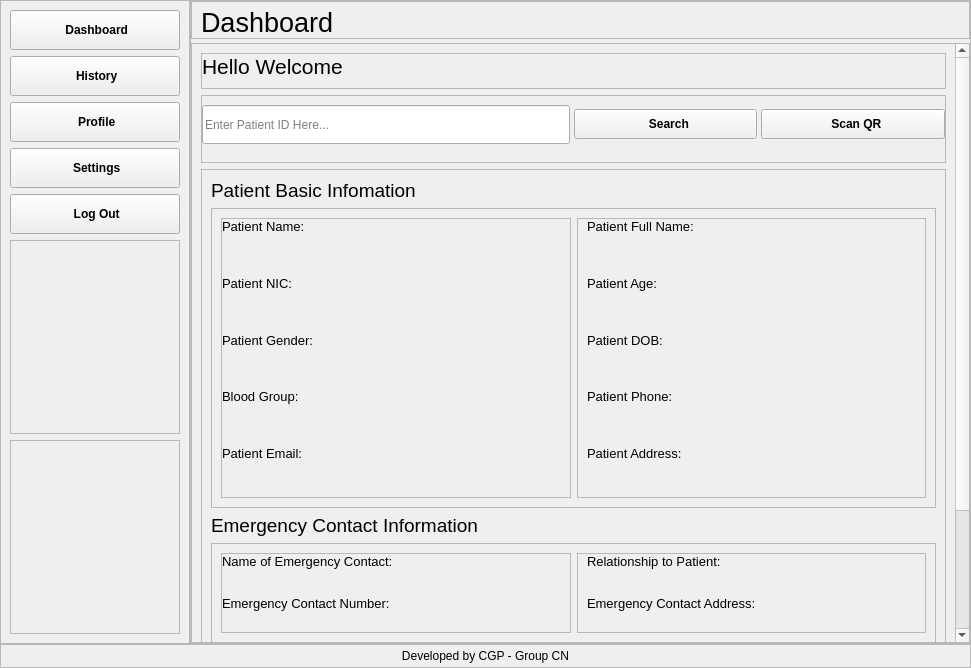
upekshaip/medical-project-app, file config/ux.ui: the form before one commit.
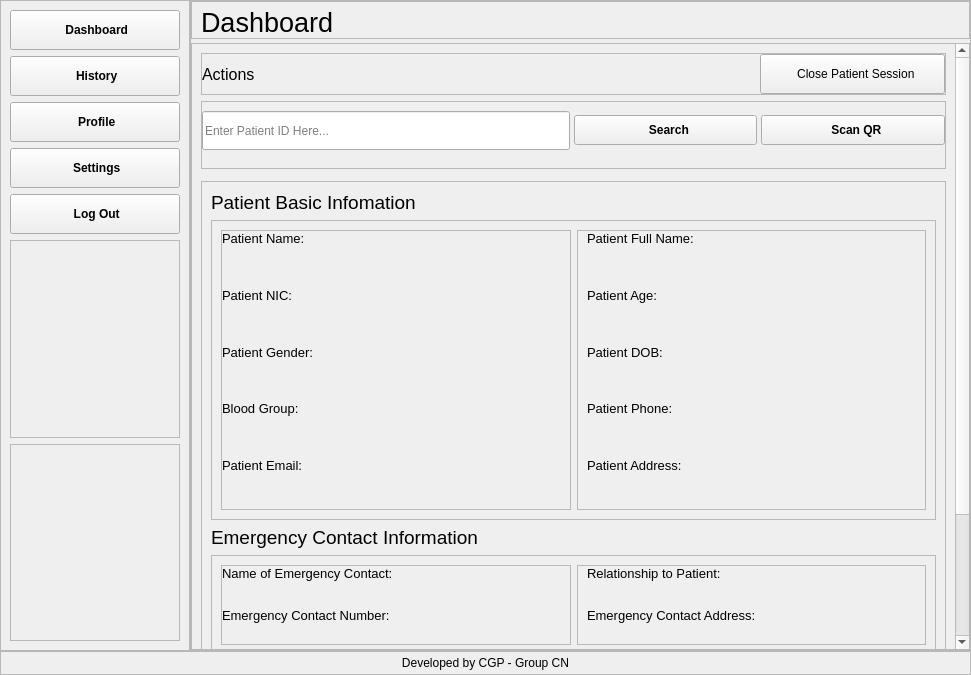
The form after the commit. The open tabs and pages were chosen to show the change. Icons and pictures are not drawn.

Commit message: added the patient data to dashboard

```diff
--- a/config/ux.ui
+++ b/config/ux.ui
@@ -7,7 +7,7 @@
     <x>0</x>
     <y>0</y>
     <width>971</width>
-    <height>665</height>
+    <height>675</height>
    </rect>
   </property>
   <property name="windowTitle">
@@ -733,19 +733,25 @@
                     <x>0</x>
                     <y>0</y>
                     <width>762</width>
-                    <height>765</height>
+                    <height>781</height>
                    </rect>
                   </property>
                   <layout class="QVBoxLayout" name="verticalLayout_5">
                    <item>
                     <widget class="QFrame" name="frame_15">
+                     <property name="maximumSize">
+                      <size>
+                       <width>16777215</width>
+                       <height>45</height>
+                      </size>
+                     </property>
                      <property name="frameShape">
                       <enum>QFrame::StyledPanel</enum>
                      </property>
                      <property name="frameShadow">
                       <enum>QFrame::Raised</enum>
                      </property>
-                     <layout class="QVBoxLayout" name="verticalLayout_6">
+                     <layout class="QHBoxLayout" name="horizontalLayout_12" stretch="3,1">
                       <property name="spacing">
                        <number>4</number>
                       </property>
@@ -759,21 +765,49 @@
                        <number>0</number>
                       </property>
                       <property name="bottomMargin">
-                       <number>9</number>
+                       <number>0</number>
                       </property>
                       <item>
                        <widget class="QLabel" name="label_15">
                         <property name="font">
                          <font>
                           <family>Arial</family>
-                          <pointsize>16</pointsize>
+                          <pointsize>12</pointsize>
                           <weight>50</weight>
                           <italic>false</italic>
                           <bold>false</bold>
                          </font>
                         </property>
                         <property name="text">
-                         <string>Hello Welcome</string>
+                         <string>Actions</string>
+                        </property>
+                       </widget>
+                      </item>
+                      <item>
+                       <widget class="QPushButton" name="close_patient_session">
+                        <property name="minimumSize">
+                         <size>
+                          <width>0</width>
+                          <height>40</height>
+                         </size>
+                        </property>
+                        <property name="font">
+                         <font>
+                          <pointsize>9</pointsize>
+                         </font>
+                        </property>
+                        <property name="text">
+                         <string>  Close Patient Session</string>
+                        </property>
+                        <property name="icon">
+                         <iconset>
+                          <normaloff>icons/clear.png</normaloff>icons/clear.png</iconset>
+                        </property>
+                        <property name="iconSize">
+                         <size>
+                          <width>25</width>
+                          <height>25</height>
+                         </size>
                         </property>
                        </widget>
                       </item>
@@ -782,6 +816,12 @@
                    </item>
                    <item>
                     <widget class="QFrame" name="frame_7">
+                     <property name="maximumSize">
+                      <size>
+                       <width>16777215</width>
+                       <height>70</height>
+                      </size>
+                     </property>
                      <property name="frameShape">
                       <enum>QFrame::StyledPanel</enum>
                      </property>
@@ -890,6 +930,16 @@
                      <property name="frameShadow">
                       <enum>QFrame::Raised</enum>
                      </property>
+                    </widget>
+                   </item>
+                   <item>
+                    <widget class="QFrame" name="patient_info_frame">
+                     <property name="frameShape">
+                      <enum>QFrame::StyledPanel</enum>
+                     </property>
+                     <property name="frameShadow">
+                      <enum>QFrame::Raised</enum>
+                     </property>
                      <layout class="QVBoxLayout" name="verticalLayout_7">
                       <item>
                        <widget class="QLabel" name="label_14">
@@ -1001,6 +1051,9 @@
                               <property name="text">
                                <string/>
                               </property>
+                              <property name="alignment">
+                               <set>Qt::AlignLeading|Qt::AlignLeft|Qt::AlignTop</set>
+                              </property>
                               <property name="wordWrap">
                                <bool>true</bool>
                               </property>
@@ -1019,6 +1072,9 @@
                               <property name="text">
                                <string/>
                               </property>
+                              <property name="alignment">
+                               <set>Qt::AlignLeading|Qt::AlignLeft|Qt::AlignTop</set>
+                              </property>
                               <property name="wordWrap">
                                <bool>true</bool>
                               </property>
@@ -1037,6 +1093,9 @@
                               <property name="text">
                                <string/>
                               </property>
+                              <property name="alignment">
+                               <set>Qt::AlignLeading|Qt::AlignLeft|Qt::AlignTop</set>
+                              </property>
                               <property name="wordWrap">
                                <bool>true</bool>
                               </property>
@@ -1091,6 +1150,9 @@
                               <property name="text">
                                <string/>
                               </property>
+                              <property name="alignment">
+                               <set>Qt::AlignLeading|Qt::AlignLeft|Qt::AlignTop</set>
+                              </property>
                               <property name="wordWrap">
                                <bool>true</bool>
                               </property>
@@ -1109,6 +1171,9 @@
                               <property name="text">
                                <string/>
                               </property>
+                              <property name="alignment">
+                               <set>Qt::AlignLeading|Qt::AlignLeft|Qt::AlignTop</set>
+                              </property>
                               <property name="wordWrap">
                                <bool>true</bool>
                               </property>
@@ -1208,6 +1273,9 @@
                               <property name="text">
                                <string/>
                               </property>
+                              <property name="alignment">
+                               <set>Qt::AlignLeading|Qt::AlignLeft|Qt::AlignTop</set>
+                              </property>
                               <property name="wordWrap">
                                <bool>true</bool>
                               </property>
@@ -1226,6 +1294,9 @@
                               <property name="text">
                                <string/>
                               </property>
+                              <property name="alignment">
+                               <set>Qt::AlignLeading|Qt::AlignLeft|Qt::AlignTop</set>
+                              </property>
                               <property name="wordWrap">
                                <bool>true</bool>
                               </property>
@@ -1244,6 +1315,9 @@
                               <property name="text">
                                <string/>
                               </property>
+                              <property name="alignment">
+                               <set>Qt::AlignLeading|Qt::AlignLeft|Qt::AlignTop</set>
+                              </property>
                               <property name="wordWrap">
                                <bool>true</bool>
                               </property>
@@ -1280,6 +1354,9 @@
                               <property name="text">
                                <string/>
                               </property>
+                              <property name="alignment">
+                               <set>Qt::AlignLeading|Qt::AlignLeft|Qt::AlignTop</set>
+                              </property>
                               <property name="wordWrap">
                                <bool>true</bool>
                               </property>
@@ -1334,6 +1411,9 @@
                               <property name="text">
                                <string/>
                               </property>
+                              <property name="alignment">
+                               <set>Qt::AlignLeading|Qt::AlignLeft|Qt::AlignTop</set>
+                              </property>
                               <property name="wordWrap">
                                <bool>true</bool>
                               </property>
@@ -1413,6 +1493,9 @@
                               <property name="text">
                                <string/>
                               </property>
+                              <property name="alignment">
+                               <set>Qt::AlignLeading|Qt::AlignLeft|Qt::AlignTop</set>
+                              </property>
                               <property name="wordWrap">
                                <bool>true</bool>
                               </property>
@@ -1449,6 +1532,9 @@
                               <property name="text">
                                <string/>
                               </property>
+                              <property name="alignment">
+                               <set>Qt::AlignLeading|Qt::AlignLeft|Qt::AlignTop</set>
+                              </property>
                               <property name="wordWrap">
                                <bool>true</bool>
                               </property>
@@ -1506,6 +1592,9 @@
                               <property name="text">
                                <string/>
                               </property>
+                              <property name="alignment">
+                               <set>Qt::AlignLeading|Qt::AlignLeft|Qt::AlignTop</set>
+                              </property>
                               <property name="wordWrap">
                                <bool>true</bool>
                               </property>
@@ -1545,6 +1634,9 @@
                               <property name="scaledContents">
                                <bool>false</bool>
                               </property>
+                              <property name="alignment">
+                               <set>Qt::AlignLeading|Qt::AlignLeft|Qt::AlignTop</set>
+                              </property>
                               <property name="wordWrap">
                                <bool>true</bool>
                               </property>
```
Left out of the diff: 13 changed lines with no effect on the pictures. The commit also changes 4 other files.
